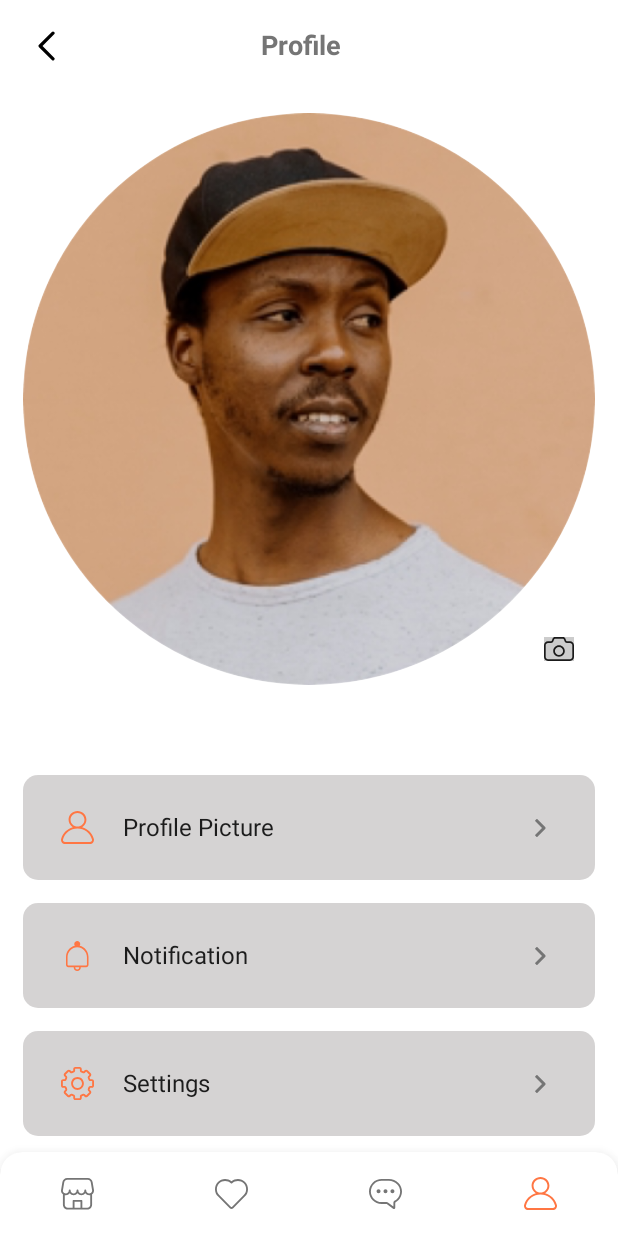
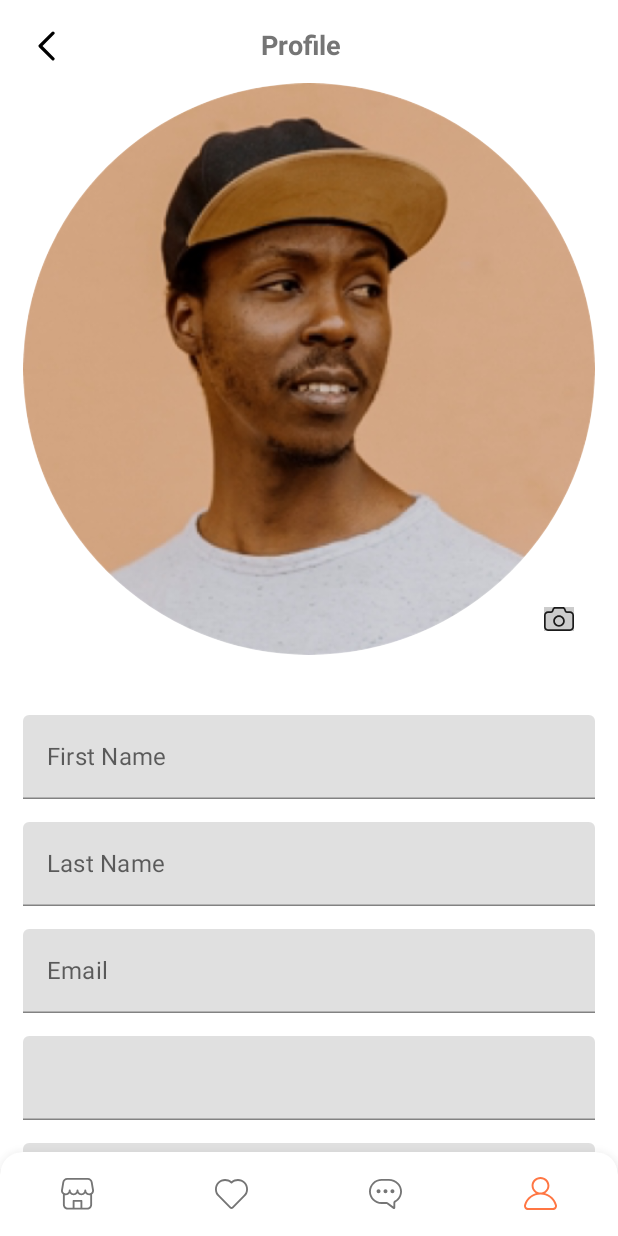
Before and after one commit to SanchitDang/JetKart, an Android app built with Jetpack Compose: the ProfileScreen screen opened through its navigation route, on a phone screen of 412 x 824 dp. Run offline under Robolectric (Android 15) with nearby library versions, the phone set to English and light mode, and no system bars; our stand-ins replace Dagger/Hilt's generated code, Firebase (no records; nobody signed in at launch, a user with empty details on screens opened directly), accompanist, constraintlayout-compose, livedata-compose.

```diff
--- a/app/src/main/java/com/sanapplications/jetkart/presentation/MainActivity.kt
+++ b/app/src/main/java/com/sanapplications/jetkart/presentation/MainActivity.kt
@@ -4,16 +4,13 @@ import android.content.Context
 import android.os.Bundle
 import androidx.activity.ComponentActivity
 import androidx.activity.compose.setContent
-import androidx.activity.viewModels
 import androidx.compose.foundation.layout.fillMaxSize
 import androidx.compose.material.MaterialTheme
 import androidx.compose.material.Surface
 import androidx.compose.runtime.Composable
 import androidx.compose.ui.Modifier
 import androidx.compose.ui.platform.LocalContext
-import androidx.lifecycle.ViewModel
 import androidx.navigation.compose.rememberNavController
-import com.sanapplications.jetkart.domain.model.AuthViewModel
 import com.sanapplications.jetkart.presentation.graphs.root_graph.RootNavigationGraph
 import com.sanapplications.jetkart.presentation.ui.theme.JetKartTheme
 import dagger.hilt.android.AndroidEntryPoint
@@ -22,16 +19,13 @@ import dagger.hilt.android.AndroidEntryPoint
 class MainActivity : ComponentActivity() {
     override fun onCreate(savedInstanceState: Bundle?) {
         super.onCreate(savedInstanceState)
-
-        val authViewModel : AuthViewModel by viewModels()
-
         setContent {
             JetKartTheme {
                 Surface(
                     modifier = Modifier.fillMaxSize(),
                     color = MaterialTheme.colors.background
                 ) {
-                    ShowScreen(LocalContext.current, authViewModel)
+                    ShowScreen(LocalContext.current)
                 }
             }
         }
@@ -39,7 +33,7 @@ class MainActivity : ComponentActivity() {
 }
 
 @Composable
-private fun ShowScreen(context: Context, authViewModel: AuthViewModel) {
+private fun ShowScreen(context: Context) {
     val navHostController = rememberNavController()
-    RootNavigationGraph(navHostController = navHostController, context = context, authViewModel = authViewModel)
+    RootNavigationGraph(navHostController = navHostController, context = context)
 }
--- a/app/src/main/java/com/sanapplications/jetkart/presentation/graphs/auth_graph/AuthNavGraph.kt
+++ b/app/src/main/java/com/sanapplications/jetkart/presentation/graphs/auth_graph/AuthNavGraph.kt
@@ -5,13 +5,13 @@ import androidx.navigation.NavGraphBuilder
 import androidx.navigation.NavHostController
 import androidx.navigation.compose.composable
 import androidx.navigation.navigation
-import com.sanapplications.jetkart.domain.model.AuthViewModel
 import com.sanapplications.jetkart.presentation.graphs.Graph
 import com.sanapplications.jetkart.presentation.screens.forget_password_screen.component.ForgetPasswordScreen
 import com.sanapplications.jetkart.presentation.screens.on_boarding_screen.component.SplashScreen
 import com.sanapplications.jetkart.presentation.screens.otp_screen.component.OTPScreen
 import com.sanapplications.jetkart.presentation.screens.sign_in_screen.component.LoginScreen
 import com.sanapplications.jetkart.presentation.screens.sign_success_screen.component.SignInSuccessScreen
+import com.sanapplications.jetkart.presentation.screens.sign_success_screen.component.SignUpSuccessScreen
 import com.sanapplications.jetkart.presentation.screens.sign_up_screen.component.SignUpScreen
 
 fun NavGraphBuilder.authNavGraph(navController: NavHostController, context: Context) {
@@ -37,5 +37,8 @@ fun NavGraphBuilder.authNavGraph(navController: NavHostController, context: Cont
         composable(AuthScreen.SignInSuccess.route) {
             SignInSuccessScreen(navController = navController)
         }
+        composable(AuthScreen.SignUpSuccess.route) {
+            SignUpSuccessScreen(navController = navController)
+        }
     }
 }
--- a/app/src/main/java/com/sanapplications/jetkart/presentation/graphs/auth_graph/AuthScreen.kt
+++ b/app/src/main/java/com/sanapplications/jetkart/presentation/graphs/auth_graph/AuthScreen.kt
@@ -5,6 +5,7 @@ sealed class AuthScreen(val route: String) {
     object SignInScreen : AuthScreen("sign_in_screen")
     object SignUpScreen : AuthScreen("sign_up_screen")
     object SignInSuccess : AuthScreen("sign_success")
+    object SignUpSuccess : AuthScreen("signup_success")
     object ForgetPasswordScreen : AuthScreen("forget_password_screen")
     object OTPScreen : AuthScreen("otp_screen")
 }
--- a/app/src/main/java/com/sanapplications/jetkart/presentation/graphs/root_graph/RootNavigationGraph.kt
+++ b/app/src/main/java/com/sanapplications/jetkart/presentation/graphs/root_graph/RootNavigationGraph.kt
@@ -5,7 +5,6 @@ import androidx.compose.runtime.Composable
 import androidx.navigation.NavHostController
 import androidx.navigation.compose.NavHost
 import androidx.navigation.compose.composable
-import com.sanapplications.jetkart.domain.model.AuthViewModel
 import com.sanapplications.jetkart.presentation.graphs.Graph
 import com.sanapplications.jetkart.presentation.graphs.auth_graph.authNavGraph
 import com.sanapplications.jetkart.presentation.screens.home_screen.component.HomeScreen
--- a/app/src/main/java/com/sanapplications/jetkart/presentation/screens/otp_screen/component/OTPScreen.kt
+++ b/app/src/main/java/com/sanapplications/jetkart/presentation/screens/otp_screen/component/OTPScreen.kt
@@ -146,7 +146,7 @@ fun OTPScreen(navController: NavController) {
         Spacer(modifier = Modifier.fillMaxHeight(0.3f))
         CustomDefaultBtn(shapeSize = 50f, btnText = "Verify") {
             if ((otp1.text + otp2.text + otp3.text + otp4.text + otp5.text).length == 5) {
-                navController.navigate(AuthScreen.SignInScreen.route)
+                navController.navigate(AuthScreen.SignInSuccess.route)
             }
         }
         Spacer(modifier = Modifier.fillMaxHeight(0.3f))
--- a/app/src/main/java/com/sanapplications/jetkart/presentation/screens/profile_screen/component/ProfileScreen.kt
+++ b/app/src/main/java/com/sanapplications/jetkart/presentation/screens/profile_screen/component/ProfileScreen.kt
@@ -1,5 +1,6 @@
 package com.sanapplications.jetkart.presentation.screens.profile_screen.component
 
+import android.util.Log
 import androidx.compose.foundation.Image
 import androidx.compose.foundation.background
 import androidx.compose.foundation.clickable
@@ -10,6 +11,7 @@ import androidx.compose.material.Icon
 import androidx.compose.material.IconButton
 import androidx.compose.material.MaterialTheme
 import androidx.compose.material.Text
+import androidx.compose.material.TextField
 import androidx.compose.material.icons.Icons
 import androidx.compose.runtime.Composable
 import androidx.compose.ui.Alignment
@@ -31,7 +33,9 @@ import com.sanapplications.jetkart.presentation.common.component.DefaultBackArro
 import com.sanapplications.jetkart.presentation.ui.theme.TextColor
 import com.sanapplications.jetkart.R
 import com.sanapplications.jetkart.domain.model.AuthViewModel
+import com.sanapplications.jetkart.presentation.common.CustomDefaultBtn
 import com.sanapplications.jetkart.presentation.graphs.Graph
+import com.sanapplications.jetkart.presentation.graphs.auth_graph.AuthScreen
 import com.sanapplications.jetkart.presentation.ui.theme.PrimaryColor
 
 @Composable
@@ -69,7 +73,7 @@ fun ProfileScreen(
             }
         }
 
-        Spacer(modifier = Modifier.height(30.dp))
+        Spacer(modifier = Modifier.height(10.dp))
         ConstraintLayout(
             modifier = Modifier
                 .fillMaxWidth()
@@ -99,140 +103,71 @@ fun ProfileScreen(
                 }
             }
         }
-        Spacer(modifier = Modifier.height(60.dp))
+
+        Spacer(modifier = Modifier.height(40.dp))
+
+        TextField(
+            value = authViewModel.userFirstName,
+            onValueChange = { newName ->
+                authViewModel.updateFirstName(newName)
+            },
+            label = { Text("First Name") },
+            modifier = Modifier.fillMaxWidth()
+        )
+
+        Spacer(modifier = Modifier.height(15.dp))
+
+        TextField(
+            value = authViewModel.userLastName,
+            onValueChange = { newLastName ->
+                authViewModel.updateLastName(newLastName)
+            },
+            label = { Text("Last Name") },
+            modifier = Modifier.fillMaxWidth()
+        )
+
+        Spacer(modifier = Modifier.height(15.dp))
+
+        TextField(
+            value = authViewModel.userEmail,
+            onValueChange = { newEmail ->
+                authViewModel.updateEmail(newEmail)
+            },
+            label = { Text("Email") },
+            modifier = Modifier.fillMaxWidth()
+        )
+
+        Spacer(modifier = Modifier.height(15.dp))
+
+        TextField(
+            value = authViewModel.userPhoneNumber,
+            onValueChange = { newPhone ->
+                authViewModel.updatePhoneNumber(newPhone)
+                Log.d("Number", newPhone)
+            },
+            modifier = Modifier.fillMaxWidth()
+        )
+
+        Spacer(modifier = Modifier.height(15.dp))
+
+        TextField(
+            value = authViewModel.userAddress,
+            onValueChange = { newAddress ->
+                authViewModel.updateAddress(newAddress)
+            },
+            label = { Text("Address") },
+            modifier = Modifier.fillMaxWidth()
+        )
+
+        Spacer(modifier = Modifier.height(15.dp))
 
         Row(
             modifier = Modifier
-                .fillMaxWidth()
                 .height(70.dp)
-
+                .height(100.dp)
                 .background(Color(0x8DB3B0B0), shape = RoundedCornerShape(10.dp))
                 .clip(RoundedCornerShape(10.dp))
-                .clickable {
-
-                }
-                .padding(5.dp),
-            horizontalArrangement = Arrangement.SpaceBetween,
-            verticalAlignment = Alignment.CenterVertically
-        ) {
-            Icon(
-                painter = painterResource(id = R.drawable.user_icon),
-                contentDescription = null,
-                modifier = Modifier.weight(0.05f), tint = MaterialTheme.colors.PrimaryColor
-            )
-            Text("Profile Picture", modifier = Modifier.weight(0.2f))
-            Icon(
-                painter = painterResource(id = R.drawable.arrow_right),
-                contentDescription = null,
-                modifier = Modifier.weight(0.05f),
-                tint = MaterialTheme.colors.TextColor
-            )
-        }
-
-        Spacer(modifier = Modifier.height(15.dp))
-
-
-        Row(
-            modifier = Modifier
-                .fillMaxWidth()
-                .height(70.dp)
-
-                .background(Color(0x8DB3B0B0), shape = RoundedCornerShape(10.dp))
-                .clip(RoundedCornerShape(10.dp))
-                .clickable {
-
-                }
-                .padding(5.dp),
-            horizontalArrangement = Arrangement.SpaceBetween,
-            verticalAlignment = Alignment.CenterVertically
-        ) {
-            Icon(
-                painter = painterResource(id = R.drawable.bell),
-                contentDescription = null,
-                modifier = Modifier.weight(0.05f), tint = MaterialTheme.colors.PrimaryColor
-            )
-            Text("Notification", modifier = Modifier.weight(0.2f))
-            Icon(
-                painter = painterResource(id = R.drawable.arrow_right),
-                contentDescription = null,
-                modifier = Modifier.weight(0.05f),
-                tint = MaterialTheme.colors.TextColor
-            )
-        }
-
-
-        Spacer(modifier = Modifier.height(15.dp))
-
-
-        Row(
-            modifier = Modifier
-                .fillMaxWidth()
-                .height(70.dp)
-
-                .background(Color(0x8DB3B0B0), shape = RoundedCornerShape(10.dp))
-                .clip(RoundedCornerShape(10.dp))
-                .clickable {
-
-                }
-                .padding(5.dp),
-            horizontalArrangement = Arrangement.SpaceBetween,
-            verticalAlignment = Alignment.CenterVertically
-        ) {
-            Icon(
-                painter = painterResource(id = R.drawable.settings),
-                contentDescription = null,
-                modifier = Modifier.weight(0.05f), tint = MaterialTheme.colors.PrimaryColor
-            )
-            Text("Settings", modifier = Modifier.weight(0.2f))
-            Icon(
-                painter = painterResource(id = R.drawable.arrow_right),
-                contentDescription = null,
-                modifier = Modifier.weight(0.05f),
-                tint = MaterialTheme.colors.TextColor
-            )
-        }
-
-
-        Spacer(modifier = Modifier.height(15.dp))
-
-
-        Row(
-            modifier = Modifier
-                .fillMaxWidth()
-                .height(70.dp)
-
-                .background(Color(0x8DB3B0B0), shape = RoundedCornerShape(10.dp))
-                .clip(RoundedCornerShape(10.dp))
-                .clickable {
-
-                }
-                .padding(5.dp),
-            horizontalArrangement = Arrangement.SpaceBetween,
-            verticalAlignment = Alignment.CenterVertically
-        ) {
-            Icon(
-                painter = painterResource(id = R.drawable.question_mark),
-                contentDescription = null,
-                modifier = Modifier.weight(0.05f), tint = MaterialTheme.colors.PrimaryColor
-            )
-            Text("Help Center", modifier = Modifier.weight(0.2f))
-            Icon(
-                painter = painterResource(id = R.drawable.arrow_right),
-                contentDescription = null,
-                modifier = Modifier.weight(0.05f),
-                tint = MaterialTheme.colors.TextColor
-            )
-        }
-
-        Spacer(modifier = Modifier.height(15.dp))
-
-
-        Row(
-            modifier = Modifier
-                .fillMaxWidth()
-                .height(70.dp)
-                .background(Color(0x8DB3B0B0), shape = RoundedCornerShape(10.dp))
-                .clip(RoundedCornerShape(10.dp))
+                .align(alignment = Alignment.CenterHorizontally)
                 .clickable {
                     authViewModel.signOut()
                 }
@@ -254,5 +189,11 @@ fun ProfileScreen(
             )
         }
 
+        Spacer(modifier = Modifier.height(5.dp))
+
+        CustomDefaultBtn(btnText = "Update Details", shapeSize = 10f) {
+            authViewModel.updateUserInDb()
+        }
+
     }
 }
--- a/app/src/main/java/com/sanapplications/jetkart/presentation/screens/sign_in_screen/component/SignInScreen.kt
+++ b/app/src/main/java/com/sanapplications/jetkart/presentation/screens/sign_in_screen/component/SignInScreen.kt
@@ -162,8 +162,8 @@ fun LoginScreen(navController: NavController) {
             emailErrorState.value = !isEmailValid
             passwordErrorState.value = !isPassValid
             if (isEmailValid && isPassValid) {
-                authViewModel.signIn(email.text, password.text)
-                navController.navigate(AuthScreen.SignInSuccess.route)
+//                navController.navigate(AuthScreen.SignInSuccess.route)
+                authViewModel.signIn(email.text, password.text, navController)
             }
         }
         Column(
--- a/app/src/main/java/com/sanapplications/jetkart/presentation/screens/sign_up_screen/component/SignUpScreen.kt
+++ b/app/src/main/java/com/sanapplications/jetkart/presentation/screens/sign_up_screen/component/SignUpScreen.kt
@@ -357,7 +357,7 @@ fun SignUpScreen(navController: NavController) {
 
                 Spacer(modifier = Modifier.height(20.dp))
                 CustomTextField(
-                    placeholder = "example: Dhaka, Bangladesh",
+                    placeholder = "Enter your address",
                     trailingIcon = R.drawable.location_point,
                     label = "Address",
                     keyboardType = KeyboardType.Password,
@@ -388,8 +388,8 @@ fun SignUpScreen(navController: NavController) {
                     addressErrorState.value = !isAddressValid
                     phoneNumberErrorState.value = !isPhoneValid
                     if (!isFNameValid && !isLNameValid && !isAddressValid && !isPhoneValid) {
-                        navController.navigate(AuthScreen.OTPScreen.route)
-                        authViewModel.signUp(email.text, password.text)
+//                        navController.navigate(AuthScreen.OTPScreen.route)
+                        authViewModel.signUp(email.text, password.text, firstName.text, lastName.text, phoneNumber.text, address.text, navController)
                     }
                 }
             }
```
Also changed, not shown: app/build.gradle (+6 -1 lines), app/src/main/java/com/sanapplications/jetkart/domain/model/AuthViewModel.kt (+147 -18 lines), app/src/main/java/com/sanapplications/jetkart/presentation/screens/sign_success_screen/component/SignUpSuccess.kt (added, +58 -0 lines).
